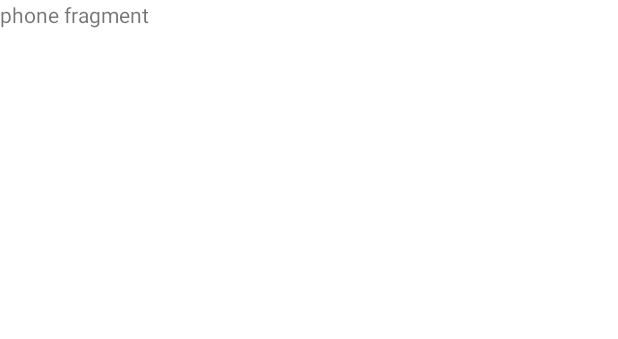
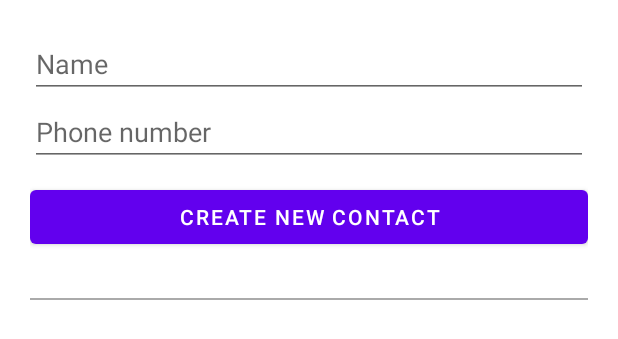
Before and after one commit to injoonH/madcamp-simple-app, an Android app: the layout fragment_phone.xml on its own in the app's theme, with its tools: preview values and no code run, on a phone screen of 412 x 824 dp. Shown: the top 339 px of the screen. Run offline under Robolectric (Android 15) with nearby library versions, the phone set to English and light mode, and no system bars.

Commit message:
feat: Add RecyclerView & inputs for contacts

```diff
--- a/app/src/main/res/layout/fragment_phone.xml
+++ b/app/src/main/res/layout/fragment_phone.xml
@@ -1,13 +1,49 @@
 <?xml version="1.0" encoding="utf-8"?>
-<FrameLayout xmlns:android="http://schemas.android.com/apk/res/android"
+<RelativeLayout xmlns:android="http://schemas.android.com/apk/res/android"
     xmlns:tools="http://schemas.android.com/tools"
     android:layout_width="match_parent"
     android:layout_height="match_parent"
+    android:focusable="true"
+    android:focusableInTouchMode="true"
+    android:padding="20dp"
     tools:context=".fragment_phone">
 
-    <TextView
+    <EditText
+        android:id="@+id/editName"
         android:layout_width="match_parent"
-        android:layout_height="match_parent"
-        android:text="phone fragment" />
+        android:layout_height="wrap_content"
+        android:hint="Name"
+        android:inputType="text" />
 
-</FrameLayout>
+    <EditText
+        android:id="@+id/editNumber"
+        android:layout_width="match_parent"
+        android:layout_height="wrap_content"
+        android:layout_below="@+id/editName"
+        android:hint="Phone number"
+        android:inputType="phone" />
+
+    <Button
+        android:id="@+id/contactAddBtn"
+        android:layout_width="match_parent"
+        android:layout_height="wrap_content"
+        android:layout_below="@+id/editNumber"
+        android:layout_marginVertical="10dp"
+        android:text="Create new contact" />
+
+    <View
+        android:id="@+id/separator"
+        android:layout_width="match_parent"
+        android:layout_height="1dp"
+        android:layout_below="@+id/contactAddBtn"
+        android:layout_marginVertical="20dp"
+        android:background="@android:color/darker_gray" />
+
+    <androidx.recyclerview.widget.RecyclerView
+        android:id="@+id/contactsRecView"
+        android:layout_width="wrap_content"
+        android:layout_height="wrap_content"
+        android:layout_below="@+id/separator"
+        android:layout_centerHorizontal="true" />
+
+</RelativeLayout>
```
